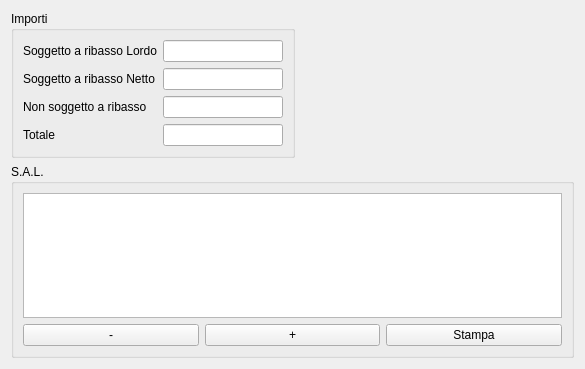
mickele77/qcost, file qcostgui/accountinggui.ui: the form before one commit.
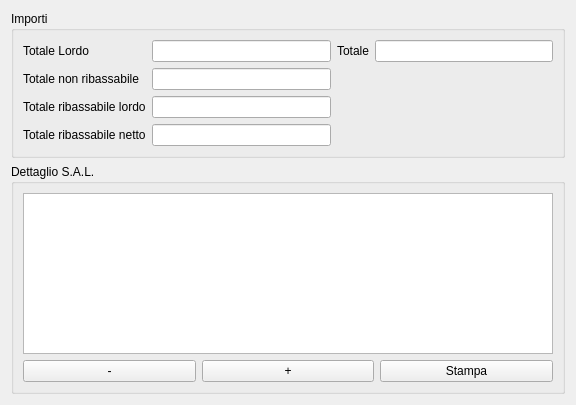
The form after the commit.

```diff
--- a/qcostgui/accountinggui.ui
+++ b/qcostgui/accountinggui.ui
@@ -6,8 +6,8 @@
    <rect>
     <x>0</x>
     <y>0</y>
-    <width>585</width>
-    <height>369</height>
+    <width>576</width>
+    <height>405</height>
    </rect>
   </property>
   <property name="windowTitle">
@@ -15,11 +15,22 @@
   </property>
   <layout class="QGridLayout" name="gridLayout_2">
    <item row="0" column="0">
+    <widget class="QSplitter" name="splitter">
+     <property name="orientation">
+      <enum>Qt::Horizontal</enum>
+     </property>
     <widget class="QGroupBox" name="amountsGroupBox">
      <property name="title">
       <string>Importi</string>
      </property>
      <layout class="QGridLayout" name="gridLayout_3">
+       <item row="3" column="0">
+        <widget class="QLabel" name="amountToDiscountDiscountedLabel">
+         <property name="text">
+          <string>Totale ribassabile netto</string>
+         </property>
+        </widget>
+       </item>
       <item row="1" column="1">
        <widget class="QLineEdit" name="amountDiscountLineEdit">
         <property name="alignment">
@@ -33,7 +44,7 @@
       <item row="2" column="0">
        <widget class="QLabel" name="amountNoDiscountLabel">
         <property name="text">
-         <string>Non soggetto a ribasso</string>
+          <string>Totale ribassabile lordo</string>
         </property>
        </widget>
       </item>
@@ -50,7 +61,7 @@
       <item row="1" column="0">
        <widget class="QLabel" name="amountDiscountLabel">
         <property name="text">
-         <string>Soggetto a ribasso Netto</string>
+          <string>Totale non ribassabile</string>
         </property>
        </widget>
       </item>
@@ -73,7 +84,7 @@
       <item row="0" column="0">
        <widget class="QLabel" name="amountDiscountToApplyLabel">
         <property name="text">
-         <string>Soggetto a ribasso Lordo</string>
+          <string>Totale Lordo</string>
         </property>
        </widget>
       </item>
@@ -87,33 +98,31 @@
         </property>
        </widget>
       </item>
-      <item row="3" column="0">
-       <widget class="QLabel" name="amountTotalLabel">
+       <item row="0" column="2">
+        <widget class="QLabel" name="totalAmountLabel">
         <property name="text">
          <string>Totale</string>
         </property>
        </widget>
       </item>
-     </layout>
-    </widget>
+       <item row="0" column="3">
+        <widget class="QLineEdit" name="totalAmountLineEdit">
+         <property name="alignment">
+          <set>Qt::AlignRight|Qt::AlignTrailing|Qt::AlignVCenter</set>
+         </property>
+         <property name="readOnly">
+          <bool>true</bool>
+         </property>
+        </widget>
+       </item>
+      </layout>
+     </widget>
+    </widget>
    </item>
-   <item row="0" column="1">
-    <spacer name="horizontalSpacer">
-     <property name="orientation">
-      <enum>Qt::Horizontal</enum>
-     </property>
-     <property name="sizeHint" stdset="0">
-      <size>
-       <width>317</width>
-       <height>20</height>
-      </size>
-     </property>
-    </spacer>
-   </item>
-   <item row="1" column="0" colspan="2">
+   <item row="1" column="0">
     <widget class="QGroupBox" name="groupBox">
      <property name="title">
-      <string>S.A.L.</string>
+      <string>Dettaglio S.A.L.</string>
      </property>
      <layout class="QGridLayout" name="gridLayout">
       <item row="1" column="0">
@@ -138,7 +147,11 @@
        </widget>
       </item>
       <item row="0" column="0" colspan="3">
-       <widget class="QTreeView" name="workProgressView"/>
+       <widget class="QTreeView" name="workProgressView">
+        <property name="alternatingRowColors">
+         <bool>true</bool>
+        </property>
+       </widget>
       </item>
      </layout>
     </widget>
```
Left out of the diff: 14 changed lines with no effect on the pictures. Lines whose indentation alone changed are shown as unchanged.
